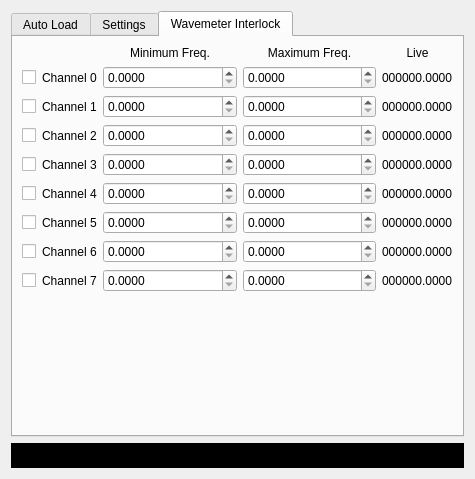
Before: the Qt Designer form ui/AutoLoad.ui in MonroeQuantumNetworks/IonControl, drawn with Qt 5.
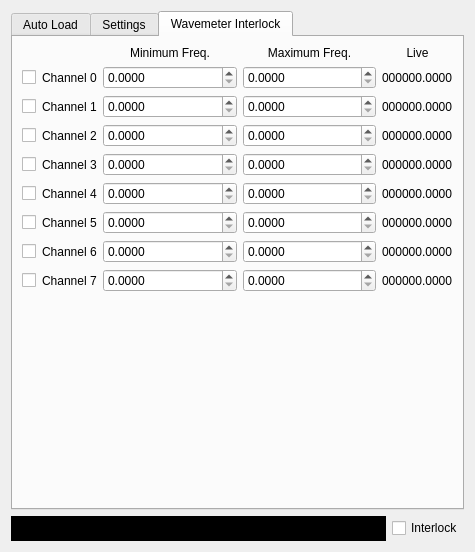
After: the same form once the commit is applied. Icons and pictures are not drawn. Custom widgets are drawn as their Qt base class.

Commit message: Autoload.py: Fixed Wavemeter interlock for autoload -- now requires 10 bad readings before stopping loading. Added useInterlock button to allow turning off interlock while still reading wavemeter. Fixed timestamp error. Autoload.ui: Added useInterlock button. TestUnprocessed.py: program to check whether unprocessed data returned by the FPGA matches the expected data.

```diff
--- a/ui/AutoLoad.ui
+++ b/ui/AutoLoad.ui
@@ -7,7 +7,7 @@
     <x>0</x>
     <y>0</y>
     <width>475</width>
-    <height>479</height>
+    <height>552</height>
    </rect>
   </property>
   <property name="windowTitle">
@@ -841,6 +841,8 @@
     </widget>
    </item>
    <item>
+    <layout class="QHBoxLayout" name="horizontalLayout_3">
+     <item>
     <widget class="QLabel" name="allFreqsInRange">
      <property name="sizePolicy">
       <sizepolicy hsizetype="Expanding" vsizetype="Fixed">
@@ -861,6 +863,18 @@
       <string/>
      </property>
     </widget>
+     </item>
+     <item>
+      <widget class="QCheckBox" name="useInterlockGui">
+       <property name="toolTip">
+        <string>&lt;html&gt;&lt;head/&gt;&lt;body&gt;&lt;p&gt;Select to stop loading if frequencies are out of range&lt;/p&gt;&lt;/body&gt;&lt;/html&gt;</string>
+       </property>
+       <property name="text">
+        <string>Interlock</string>
+       </property>
+      </widget>
+     </item>
+    </layout>
    </item>
   </layout>
  </widget>
```
Lines whose indentation alone changed are shown as unchanged. The commit also changes 5 other files.
